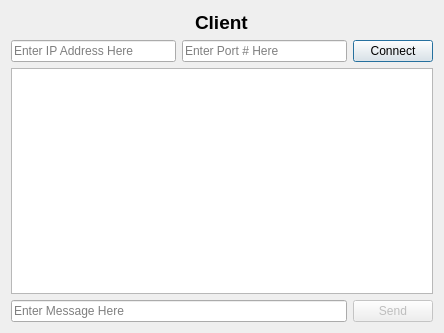
Above: client/dialog.ui from shorewind/frogger before the change. Below: the same form after it.
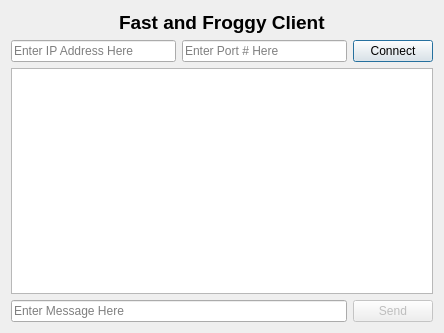
That is the form after the change.

Diff of the .ui file:
```diff
--- a/client/dialog.ui
+++ b/client/dialog.ui
@@ -39,7 +39,7 @@
         </font>
        </property>
        <property name="text">
-        <string>Client</string>
+        <string>Fast and Froggy Client</string>
        </property>
       </widget>
      </item>
```
